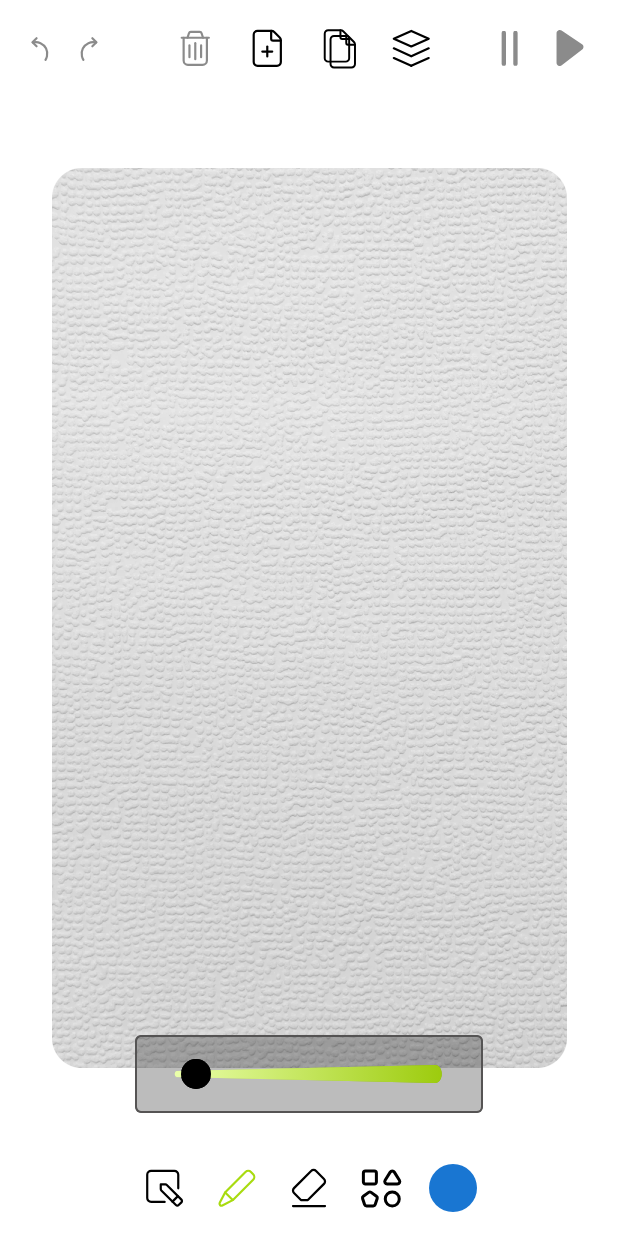
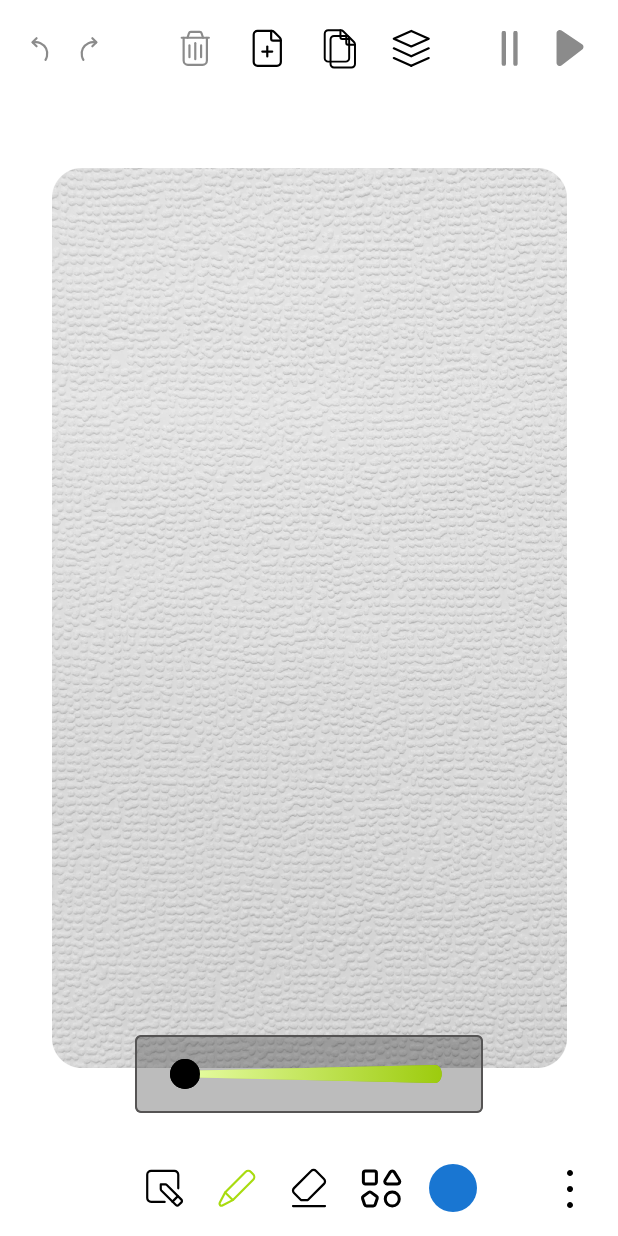
Before and after one commit to catsoft/moving_pictures, an Android app built with Jetpack Compose: the screen it shows after launch (MainActivity), on a phone screen of 412 x 824 dp. Run offline under Robolectric (Android 15) with nearby library versions, the light colour scheme and no system bars; 9 statements that could not run were skipped.

Commit message:
Settings + shape size

```diff
--- a/app/src/main/java/com/movingPictures/compose/MPIcons.kt
+++ b/app/src/main/java/com/movingPictures/compose/MPIcons.kt
@@ -64,6 +64,9 @@ object MPIcons {
     fun IcLoading(modifier: Modifier = Modifier, tint: Color? = LocalContentColor.current) = ChatfuelIcon(R.drawable.ic_loading, modifier, tint)
 
     @Composable
+    fun IcDots(modifier: Modifier = Modifier, tint: Color? = LocalContentColor.current) = ChatfuelIcon(R.drawable.ic_dots, modifier, tint)
+
+    @Composable
     fun IcPlay(modifier: Modifier = Modifier, tint: Color? = LocalContentColor.current) = ChatfuelIcon(R.drawable.ic_play, modifier, tint)
 
     @Composable
--- a/app/src/main/java/com/movingPictures/data/GiftComposer.kt
+++ b/app/src/main/java/com/movingPictures/data/GiftComposer.kt
@@ -45,5 +45,10 @@ class GiftComposer(initGif: Gif = Gif(listOf())) {
         frames.tryEmit(_frames)
     }
 
+    fun clear() {
+        _frames.clear()
+        frames.tryEmit(_frames)
+    }
+
     fun composeGif(): Gif = Gif(_frames.map { it.composeFrame() })
 }
--- a/app/src/main/java/com/movingPictures/ui/screens/canvas/CanvasScreen.kt
+++ b/app/src/main/java/com/movingPictures/ui/screens/canvas/CanvasScreen.kt
@@ -2,6 +2,7 @@ package com.movingPictures.ui.screens.canvas
 
 import androidx.compose.foundation.layout.Arrangement
 import androidx.compose.foundation.layout.Box
+import androidx.compose.foundation.layout.BoxScope
 import androidx.compose.foundation.layout.Column
 import androidx.compose.foundation.layout.Row
 import androidx.compose.foundation.layout.Spacer
@@ -19,11 +20,11 @@ import androidx.compose.ui.tooling.preview.Preview
 import androidx.compose.ui.unit.dp
 import com.movingPictures.compose.MPIcons
 import com.movingPictures.ui.screens.canvas.canvas.CanvasView
+import com.movingPictures.ui.screens.canvas.widgets.ActionsPopup
 import com.movingPictures.ui.screens.canvas.widgets.ColorFullPalettePickerPopup
 import com.movingPictures.ui.screens.canvas.widgets.ColorPicker
 import com.movingPictures.ui.screens.canvas.widgets.ColorPickerPopup
 import com.movingPictures.ui.screens.canvas.widgets.ControllableIcon
-import com.movingPictures.ui.screens.canvas.widgets.ControllableState
 import com.movingPictures.ui.screens.canvas.widgets.LayersPopup
 import com.movingPictures.ui.screens.canvas.widgets.ShapeSelector
 import com.movingPictures.ui.screens.canvas.widgets.ThicknessSlider
@@ -52,48 +53,17 @@ fun CanvasScreen(modifier: Modifier = Modifier, viewModel: CanvasViewModel) {
         val fullPalette = viewModel.fullPalettePopup.collectAsState()
         ColorFullPalettePickerPopup(fullPalette.value && playState.value == PlayState.PAUSED, viewModel)
 
-        val settings = viewModel.drawSettings.collectAsState()
-        val penThickness = remember { mutableFloatStateOf(settings.value.penSize) }
-        LaunchedEffect(penThickness.floatValue) {
-            viewModel.setPenSize(penThickness.floatValue)
-        }
-        ThicknessSlider(
-            modifier = Modifier
-                .align(Alignment.BottomCenter)
-                .padding(bottom = 82.dp),
-            show = tools.value == ControlTool.PEN && playState.value == PlayState.PAUSED,
-            viewModel = viewModel,
-            thickness = penThickness
-        )
+        PenThickness(viewModel)
 
-        val eraserThickness = remember { mutableFloatStateOf(settings.value.eraseSize) }
-        LaunchedEffect(eraserThickness.floatValue) {
-            viewModel.setEraseSize(eraserThickness.floatValue)
-        }
-        ThicknessSlider(
-            modifier = Modifier
-                .align(Alignment.BottomCenter)
-                .padding(bottom = 82.dp),
-            show = tools.value == ControlTool.ERASER && playState.value == PlayState.PAUSED,
-            viewModel = viewModel,
-            thickness = eraserThickness
-        )
+        EraseThickness(viewModel)
 
-        ShapeSelector(
-            Modifier
-                .align(Alignment.BottomCenter)
-                .padding(bottom = 82.dp),
-            show = tools.value == ControlTool.SHAPES && playState.value == PlayState.PAUSED,
-            viewModel
-        )
+        ShapePopup(viewModel)
 
-        val layersState = viewModel.layersButtonState.collectAsState()
-        LayersPopup(
-            Modifier
-                .align(Alignment.TopCenter)
-                .padding(top = 82.dp, start = 24.dp, end = 24.dp),
-            layersState.value == ControllableState.ACTIVE, viewModel
-        )
+        ShapeThickness(viewModel)
+
+        LayersPopup(viewModel)
+
+        ActionsPopup(viewModel)
     }
 }
 
@@ -161,6 +131,10 @@ fun BottomBar(modifier: Modifier = Modifier, viewModel: CanvasViewModel) {
         Row(
             horizontalArrangement = Arrangement.spacedBy(16.dp)
         ) {
+            Box(Modifier.weight(1F)) {
+
+            }
+
             val moveState = viewModel.moveButtonState.collectAsState()
             ControllableIcon(Modifier, moveState.value, clickAction = { viewModel.selectTool(ControlTool.MOVE) }) {
                 MPIcons.IcEdit(modifier = mediumIconModifier)
@@ -187,8 +161,131 @@ fun BottomBar(modifier: Modifier = Modifier, viewModel: CanvasViewModel) {
             }
 
             ColorPicker(Modifier, viewModel)
+
+            Box(
+                Modifier.weight(1F),
+                contentAlignment = Alignment.CenterEnd
+            ) {
+                val colorState = viewModel.settingsButtonState.collectAsState()
+                ControllableIcon(Modifier, colorState.value, clickAction = { viewModel.openSettings() }) {
+                    MPIcons.IcDots(modifier = mediumIconModifier)
+                }
+            }
         }
     }
+}
+
+@Composable
+private fun BoxScope.LayersPopup(viewModel: CanvasViewModel) {
+    val layersState = viewModel.layersPopup.collectAsState()
+    LayersPopup(
+        Modifier
+            .align(Alignment.TopCenter)
+            .padding(top = 82.dp, start = 24.dp, end = 24.dp),
+        layersState.value, viewModel
+    )
+}
+
+@Composable
+private fun BoxScope.ShapePopup(viewModel: CanvasViewModel) {
+    val tools = viewModel.currentTool.collectAsState()
+    val playState = viewModel.gifPlayer.playState.collectAsState()
+    ShapeSelector(
+        Modifier
+            .align(Alignment.BottomCenter)
+            .padding(bottom = 82.dp),
+        show = tools.value == ControlTool.SHAPES && playState.value == PlayState.PAUSED,
+        viewModel
+    )
+}
+
+@Composable
+private fun BoxScope.ActionsPopup(viewModel: CanvasViewModel) {
+    val settingsState = viewModel.settingsPopup.collectAsState()
+    ActionsPopup(
+        Modifier
+            .align(Alignment.BottomEnd)
+            .padding(bottom = 82.dp, end = 24.dp),
+        settingsState.value, viewModel
+    )
+}
+
+@Composable
+private fun BoxScope.EraseThickness(viewModel: CanvasViewModel) {
+    val settings = viewModel.drawSettings.collectAsState()
+    val eraserThickness = remember { mutableFloatStateOf(settings.value.eraseSize) }
+    val tools = viewModel.currentTool.collectAsState()
+    val playState = viewModel.gifPlayer.playState.collectAsState()
+
+    LaunchedEffect(eraserThickness.floatValue) {
+        viewModel.updateSettings { it.copy(eraseSize = eraserThickness.floatValue) }
+    }
+    ThicknessSlider(
+        modifier = Modifier
+            .align(Alignment.BottomCenter)
+            .padding(bottom = 82.dp),
+        show = tools.value == ControlTool.ERASER && playState.value == PlayState.PAUSED,
+        viewModel = viewModel,
+        thickness = eraserThickness,
+        range = DrawSettings.eraseRange
+    )
+}
+
+@Composable
+private fun BoxScope.PenThickness(viewModel: CanvasViewModel) {
+    val tools = viewModel.currentTool.collectAsState()
+    val playState = viewModel.gifPlayer.playState.collectAsState()
+    val settings = viewModel.drawSettings.collectAsState()
+
+    val penThickness = remember { mutableFloatStateOf(settings.value.penSize) }
+    LaunchedEffect(penThickness.floatValue) {
+        viewModel.updateSettings { it.copy(penSize = penThickness.floatValue) }
+    }
+    ThicknessSlider(
+        modifier = Modifier
+            .align(Alignment.BottomCenter)
+            .padding(bottom = 82.dp),
+        show = tools.value == ControlTool.PEN && playState.value == PlayState.PAUSED,
+        viewModel = viewModel,
+        thickness = penThickness,
+        range = DrawSettings.penRange
+    )
+}
+
+@Composable
+private fun BoxScope.ShapeThickness(viewModel: CanvasViewModel) {
+    val tools = viewModel.currentTool.collectAsState()
+    val playState = viewModel.gifPlayer.playState.collectAsState()
+    val settings = viewModel.drawSettings.collectAsState()
+
+    val widthThickness = remember { mutableFloatStateOf(settings.value.shapeWidth) }
+    LaunchedEffect(widthThickness.floatValue) {
+        viewModel.updateSettings { it.copy(shapeWidth = widthThickness.floatValue) }
+    }
+    val offset = 52.dp + 16.dp
+    ThicknessSlider(
+        modifier = Modifier
+            .align(Alignment.BottomCenter)
+            .padding(bottom = 82.dp + offset),
+        show = tools.value == ControlTool.SHAPES && playState.value == PlayState.PAUSED,
+        viewModel = viewModel,
+        thickness = widthThickness,
+        range = DrawSettings.shapeWidthRange
+    )
+
+    val shapeSizeThickness = remember { mutableFloatStateOf(settings.value.shapeSize) }
+    LaunchedEffect(shapeSizeThickness.floatValue) {
+        viewModel.updateSettings { it.copy(shapeSize = shapeSizeThickness.floatValue) }
+    }
+    ThicknessSlider(
+        modifier = Modifier
+            .align(Alignment.BottomCenter)
+            .padding(bottom = 82.dp + offset * 2),
+        show = tools.value == ControlTool.SHAPES && playState.value == PlayState.PAUSED,
+        viewModel = viewModel,
+        thickness = shapeSizeThickness,
+        range = DrawSettings.shapeSizeRange
+    )
 }
 
 @Preview(showBackground = true)
--- a/app/src/main/java/com/movingPictures/ui/screens/canvas/CanvasViewModel.kt
+++ b/app/src/main/java/com/movingPictures/ui/screens/canvas/CanvasViewModel.kt
@@ -34,6 +34,7 @@ import kotlinx.coroutines.flow.map
 import kotlinx.coroutines.flow.stateIn
 import kotlinx.coroutines.launch
 
+// todo need to split view model to states and use cases
 @OptIn(ExperimentalCoroutinesApi::class)
 class CanvasViewModel() : ViewModel() {
     val drawSettings: MutableStateFlow<DrawSettings> = MutableStateFlow(DrawSettings())
@@ -52,6 +53,7 @@ class CanvasViewModel() : ViewModel() {
     val currentTool: MutableStateFlow<ControlTool> = MutableStateFlow(ControlTool.PEN)
     val fullPalettePopup: MutableStateFlow<Boolean> = MutableStateFlow(false)
     val layersPopup: MutableStateFlow<Boolean> = MutableStateFlow(false)
+    val settingsPopup: MutableStateFlow<Boolean> = MutableStateFlow(false)
 
     val undoButtonState = currentFrame.flatMapLatest { it?.canUndo ?: MutableStateFlow(false) }.combineStateWithPlayState {
         it.idleOrDisabled()
@@ -86,6 +88,7 @@ class CanvasViewModel() : ViewModel() {
     val eraserButtonState = currentTool.combineStateWithPlayState { (it == ControlTool.ERASER).activeOrIdle() }
     val colorButtonState = currentTool.combineStateWithPlayState { (it == ControlTool.COLOR_PICKER).activeOrIdle() }
     val editButtonState = currentTool.combineStateWithPlayState { (it == ControlTool.SHAPES).activeOrIdle() }
+    val settingsButtonState = settingsPopup.combineStateWithPlayState { it.activeOrIdle() }
 
     init {
         gifComposer.addFrame(Frame())
@@ -115,16 +118,8 @@ class CanvasViewModel() : ViewModel() {
         currentFrame.value?.redo()
     }
 
-    fun selectColor(color: Color) {
-        drawSettings.value = drawSettings.value.copy(color = color)
-    }
-
-    fun setPenSize(value: Float) {
-        drawSettings.value = drawSettings.value.copy(penSize = value)
-    }
-
-    fun setEraseSize(value: Float) {
-        drawSettings.value = drawSettings.value.copy(eraseSize = value)
+    fun updateSettings(action: (DrawSettings) -> DrawSettings) {
+        drawSettings.value = action(drawSettings.value)
     }
 
     fun addNewFrame() {
@@ -190,9 +185,28 @@ class CanvasViewModel() : ViewModel() {
         drawSettings.value = drawSettings.value.copy(centerX = size.width / 2F, centerY = size.height / 2F, shapeSize = size.width.toFloat() * 0.32F)
     }
 
+    fun openSettings() {
+        val newState = settingsPopup.value
+        closeAllPopups()
+        settingsPopup.value = newState.not()
+    }
+
+    fun startOver() {
+        closeAllPopups()
+        gifComposer.clear()
+        gifComposer.addFrame(Frame())
+        gifState.selectLastFrame()
+    }
+
+    fun generateMovingPictures() {
+        closeAllPopups()
+        // todo
+    }
+
     private fun closeAllPopups() {
         fullPalettePopup.value = false
         layersPopup.value = false
+        settingsPopup.value = false
     }
 
     private fun <T> Flow<T>.combineStateWithPlayState(getState: (T) -> ControllableState): StateFlow<ControllableState> {
--- a/app/src/main/java/com/movingPictures/ui/screens/canvas/DrawSettings.kt
+++ b/app/src/main/java/com/movingPictures/ui/screens/canvas/DrawSettings.kt
@@ -14,4 +14,11 @@ data class DrawSettings(
 
     val centerX: Float = 500F,
     val centerY: Float = 500F,
-)
+) {
+    companion object {
+        val penRange = 1F..100F
+        val eraseRange = 1F..100F
+        val shapeSizeRange = 100F..1000F
+        val shapeWidthRange = 1F..100F
+    }
+}
--- /dev/null
+++ b/app/src/main/java/com/movingPictures/ui/screens/canvas/widgets/ActionsPopup.kt
@@ -0,0 +1,63 @@
+package com.movingPictures.ui.screens.canvas.widgets
+
+import androidx.compose.foundation.clickable
+import androidx.compose.foundation.layout.Arrangement
+import androidx.compose.foundation.layout.Box
+import androidx.compose.foundation.layout.BoxScope
+import androidx.compose.foundation.layout.Column
+import androidx.compose.foundation.layout.padding
+import androidx.compose.foundation.layout.wrapContentSize
+import androidx.compose.foundation.shape.RoundedCornerShape
+import androidx.compose.material3.Text
+import androidx.compose.runtime.Composable
+import androidx.compose.ui.Alignment
+import androidx.compose.ui.Modifier
+import androidx.compose.ui.draw.clip
+import androidx.compose.ui.text.style.TextAlign
+import androidx.compose.ui.unit.dp
+import com.example.movingPictures.ui.theme.typography.MPTypography
+import com.movingPictures.ui.screens.canvas.CanvasViewModel
+
+@Composable
+fun BoxScope.ActionsPopup(
+    modifier: Modifier = Modifier,
+    show: Boolean,
+    viewModel: CanvasViewModel,
+) {
+    Popup(
+        modifier
+            .wrapContentSize(), isShown = show
+    ) {
+        Column(
+            verticalArrangement = Arrangement.spacedBy(8.dp),
+        ) {
+            ClickTitle("Generate Moving Picture") {
+                viewModel.startOver()
+            }
+
+            ClickTitle("Clear everything") {
+                viewModel.startOver()
+            }
+        }
+    }
+}
+
+@Composable
+private fun ClickTitle(
+    title: String,
+    action: () -> Unit,
+) {
+    Box(
+        modifier = Modifier
+            .clickable { action() }
+            .clip(RoundedCornerShape(4.dp))
+            .padding(vertical = 8.dp),
+        contentAlignment = Alignment.CenterStart
+    ) {
+        Text(
+            text = title,
+            style = MPTypography.titleMedium,
+            textAlign = TextAlign.Center
+        )
+    }
+}
--- a/app/src/main/java/com/movingPictures/ui/screens/canvas/widgets/ColorSelection.kt
+++ b/app/src/main/java/com/movingPictures/ui/screens/canvas/widgets/ColorSelection.kt
@@ -132,7 +132,7 @@ fun BoxScope.ColorFullPalettePickerPopup(
 }
 
 private fun selectColor(viewModel: CanvasViewModel, color: Color) {
-    viewModel.selectColor(color)
+    viewModel.updateSettings { it.copy(color = color) }
     viewModel.selectTool(ControlTool.PEN)
     viewModel.fullPalettePopup.value = false
 }
--- a/app/src/main/java/com/movingPictures/ui/screens/canvas/widgets/ThicknessSlider.kt
+++ b/app/src/main/java/com/movingPictures/ui/screens/canvas/widgets/ThicknessSlider.kt
@@ -5,16 +5,12 @@ import androidx.compose.foundation.layout.Box
 import androidx.compose.foundation.layout.BoxScope
 import androidx.compose.foundation.layout.fillMaxWidth
 import androidx.compose.foundation.layout.height
-import androidx.compose.foundation.layout.padding
 import androidx.compose.foundation.layout.size
-import androidx.compose.foundation.layout.wrapContentSize
 import androidx.compose.foundation.shape.CircleShape
-import androidx.compose.foundation.shape.RoundedCornerShape
 import androidx.compose.material3.ExperimentalMaterial3Api
 import androidx.compose.material3.Slider
 import androidx.compose.runtime.Composable
 import androidx.compose.runtime.MutableState
-import androidx.compose.ui.Alignment
 import androidx.compose.ui.Modifier
 import androidx.compose.ui.draw.clip
 import androidx.compose.ui.draw.drawWithCache
@@ -22,12 +18,8 @@ import androidx.compose.ui.graphics.Brush
 import androidx.compose.ui.graphics.Path
 import androidx.compose.ui.unit.Dp
 import androidx.compose.ui.unit.dp
-import androidx.compose.ui.window.Popup
-import com.movingPictures.data.dto.Frame
 import com.movingPictures.ui.screens.canvas.CanvasViewModel
 import com.movingPictures.ui.theme.colors.ColorPalette
-import kotlin.math.cos
-import kotlin.math.sin
 
 
 @OptIn(ExperimentalMaterial3Api::class)
@@ -36,6 +28,7 @@ fun BoxScope.ThicknessSlider(
     modifier: Modifier = Modifier,
     show: Boolean,
     viewModel: CanvasViewModel,
+    range: ClosedFloatingPointRange<Float>,
     thickness: MutableState<Float>,
 ) {
     Popup(modifier, isShown = show) {
@@ -44,7 +37,7 @@ fun BoxScope.ThicknessSlider(
                 .size(200.dp, (52 - 32).dp)
         ) {
             Slider(
-                valueRange = 1f..50f,
+                valueRange = range,
                 value = thickness.value,
                 onValueChange = { thickness.value = it },
                 thumb = { Thumb() },
--- /dev/null
+++ b/app/src/main/res/drawable/ic_dots.xml
@@ -0,0 +1,18 @@
+<vector xmlns:android="http://schemas.android.com/apk/res/android"
+    android:width="24dp"
+    android:height="24dp"
+    android:viewportWidth="24"
+    android:viewportHeight="24">
+
+  <path
+      android:pathData="M12,3a1.5,1.5 0 1,1 0,3a1.5,1.5 0 1,1 0,-3"
+      android:fillColor="#ffffff"/>
+
+  <path
+      android:pathData="M12,11a1.5,1.5 0 1,1 0,3a1.5,1.5 0 1,1 0,-3"
+      android:fillColor="#ffffff"/>
+
+  <path
+      android:pathData="M12,19a1.5,1.5 0 1,1 0,3a1.5,1.5 0 1,1 0,-3"
+      android:fillColor="#ffffff"/>
+</vector>
```
